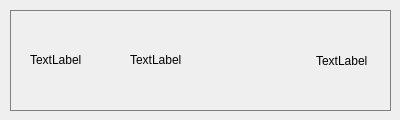
First picture: the form in qt/custom_list_widget_item/mylistwidgetitem.ui, repository hexu1985/demo_code, before the edit.
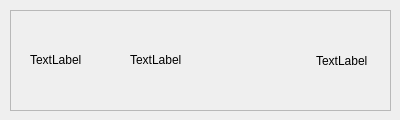
Second picture: the form after the edit.

Patch:
```diff
--- a/qt/custom_list_widget_item/mylistwidgetitem.ui
+++ b/qt/custom_list_widget_item/mylistwidgetitem.ui
@@ -55,16 +55,16 @@
   <widget class="QPushButton" name="pushButton">
    <property name="geometry">
     <rect>
-     <x>10</x>
-     <y>10</y>
-     <width>381</width>
-     <height>101</height>
+     <x>0</x>
+     <y>0</y>
+     <width>400</width>
+     <height>120</height>
     </rect>
    </property>
    <property name="styleSheet">
     <string notr="true">QPushButton { 
 	background-color: rgba(0,0,0,0);
-	border:1px solid gray;
+	border:0px solid gray;
 }
 
 QPushButton:pressed
@@ -79,6 +79,27 @@
     <string/>
    </property>
   </widget>
+  <widget class="QFrame" name="frame">
+   <property name="geometry">
+    <rect>
+     <x>10</x>
+     <y>10</y>
+     <width>381</width>
+     <height>101</height>
+    </rect>
+   </property>
+   <property name="frameShape">
+    <enum>QFrame::StyledPanel</enum>
+   </property>
+   <property name="frameShadow">
+    <enum>QFrame::Raised</enum>
+   </property>
+  </widget>
+  <zorder>frame</zorder>
+  <zorder>label_image</zorder>
+  <zorder>label_path</zorder>
+  <zorder>label_test</zorder>
+  <zorder>pushButton</zorder>
  </widget>
  <resources/>
  <connections/>
```
